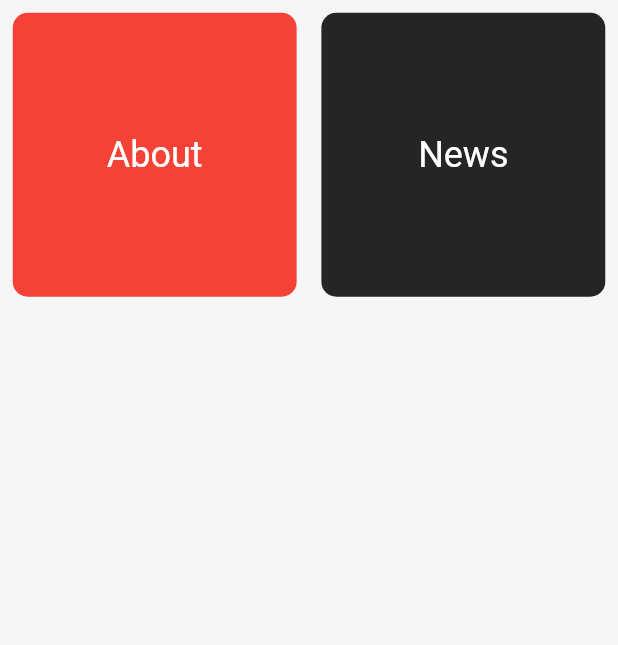
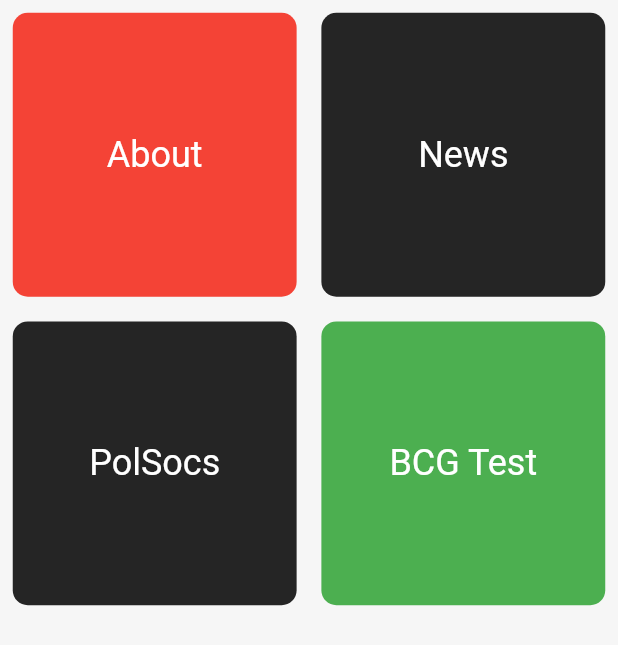
Before and after one commit to mjkonko/fede_app, a Flutter app: the TileUtils widget shown alone on an empty page, opened directly, on a phone screen of 412 x 824 dp. Shown: the top 645 px of the screen. Run offline on Flutter 3.47's test engine with Material 2 defaults, Android fonts, the phone set to English and light mode, and no system bars; network calls fail.

```diff
--- a/federacja_app/lib/tileutils.dart
+++ b/federacja_app/lib/tileutils.dart
@@ -1,7 +1,7 @@
-import 'package:federacja_app/news.dart';
 import 'package:flutter/material.dart';
 
 import 'about.dart';
+import 'news.dart';
 
 class TileUtils extends StatelessWidget {
   const TileUtils({Key? key}) : super(key: key);
@@ -17,13 +17,17 @@ class TileUtils extends StatelessWidget {
         mainAxisSpacing: 0.5,
         crossAxisSpacing: 0.5,
         shrinkWrap: true,
-        children: [
+        children: generateTiles(context) as List<Widget>);
+  }
+
+  //Use this element to add more static tile objects
+  List<Widget> generateTiles(BuildContext context) {
+    List<Tile> tiles = [
       Tile(
           () => {
                 Navigator.push(
                   context,
-                      MaterialPageRoute(
-                          builder: (context) => const AboutPage()),
+                  MaterialPageRoute(builder: (context) => const AboutPage()),
                 )
               },
           'About',
@@ -36,8 +40,33 @@ class TileUtils extends StatelessWidget {
                 )
               },
           'News',
-              Theme.of(context).colorScheme.secondary)
-        ]);
+          Theme.of(context).colorScheme.secondary),
+      Tile(
+          () => {
+                Navigator.push(
+                  context,
+                  MaterialPageRoute(builder: (context) => const NewsPage()),
+                )
+              },
+          'PolSocs',
+          Theme.of(context).colorScheme.secondary),
+      Tile(
+          () => {
+                Navigator.push(
+                  context,
+                  MaterialPageRoute(builder: (context) => const NewsPage()),
+                )
+              },
+          'BCG Test',
+          Colors.green)
+    ];
+
+    if (tiles.length.isOdd) {
+      tiles.add(Tile(
+          () => {}, 'Placeholder', Theme.of(context).colorScheme.background));
+    }
+
+    return tiles;
   }
 }
 
```
Also changed, not shown: federacja_app/lib/eventsutils.dart (+23 -11 lines), federacja_app/lib/main.dart (+10 -3 lines). Lines whose indentation alone changed are shown as unchanged.
